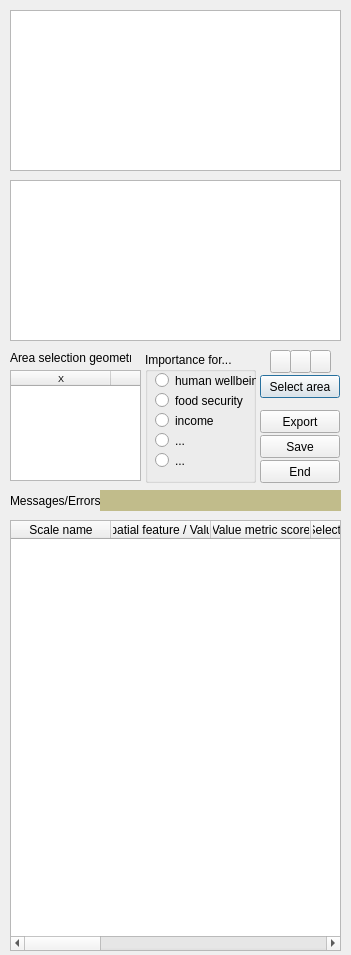
Qt form marine_values_dialog_base.ui (csiro-chris-m/marine_values) before a commit.
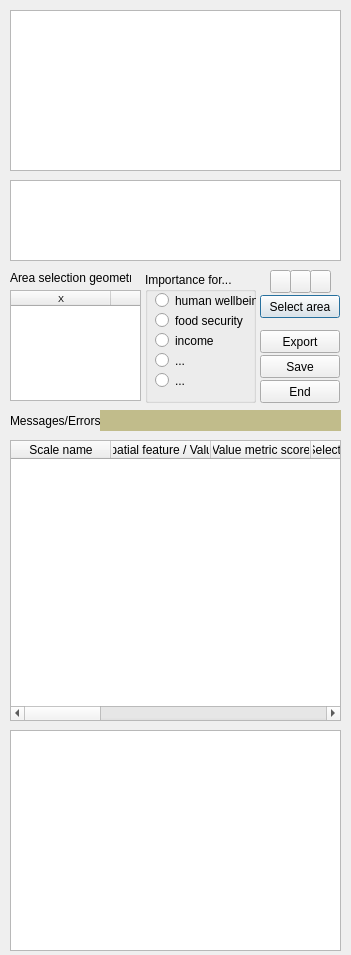
The same form after that commit.

The edit to the form file:
```diff
--- a/marine_values_dialog_base.ui
+++ b/marine_values_dialog_base.ui
@@ -23,7 +23,7 @@
    <property name="geometry">
     <rect>
      <x>100</x>
-     <y>490</y>
+     <y>410</y>
      <width>241</width>
      <height>21</height>
     </rect>
@@ -42,7 +42,7 @@
      <x>10</x>
      <y>180</y>
      <width>331</width>
-     <height>161</height>
+     <height>81</height>
     </rect>
    </property>
    <property name="sizePolicy">
@@ -71,7 +71,7 @@
    <property name="geometry">
     <rect>
      <x>260</x>
-     <y>460</y>
+     <y>380</y>
      <width>80</width>
      <height>23</height>
     </rect>
@@ -136,7 +136,7 @@
    <property name="geometry">
     <rect>
      <x>260</x>
-     <y>435</y>
+     <y>355</y>
      <width>80</width>
      <height>23</height>
     </rect>
@@ -155,7 +155,7 @@
    <property name="geometry">
     <rect>
      <x>10</x>
-     <y>493</y>
+     <y>413</y>
      <width>91</width>
      <height>16</height>
     </rect>
@@ -168,7 +168,7 @@
    <property name="geometry">
     <rect>
      <x>260</x>
-     <y>375</y>
+     <y>295</y>
      <width>80</width>
      <height>23</height>
     </rect>
@@ -184,7 +184,7 @@
    <property name="geometry">
     <rect>
      <x>145</x>
-     <y>352</y>
+     <y>272</y>
      <width>111</width>
      <height>131</height>
     </rect>
@@ -262,9 +262,9 @@
    <property name="geometry">
     <rect>
      <x>10</x>
-     <y>520</y>
+     <y>440</y>
      <width>331</width>
-     <height>431</height>
+     <height>281</height>
     </rect>
    </property>
    <property name="sizePolicy">
@@ -322,7 +322,7 @@
    <property name="geometry">
     <rect>
      <x>10</x>
-     <y>350</y>
+     <y>270</y>
      <width>121</width>
      <height>16</height>
     </rect>
@@ -335,7 +335,7 @@
    <property name="geometry">
     <rect>
      <x>10</x>
-     <y>370</y>
+     <y>290</y>
      <width>131</width>
      <height>111</height>
     </rect>
@@ -363,7 +363,7 @@
    <property name="geometry">
     <rect>
      <x>310</x>
-     <y>350</y>
+     <y>270</y>
      <width>21</width>
      <height>23</height>
     </rect>
@@ -379,7 +379,7 @@
    <property name="geometry">
     <rect>
      <x>270</x>
-     <y>350</y>
+     <y>270</y>
      <width>21</width>
      <height>23</height>
     </rect>
@@ -395,7 +395,7 @@
    <property name="geometry">
     <rect>
      <x>290</x>
-     <y>350</y>
+     <y>270</y>
      <width>21</width>
      <height>23</height>
     </rect>
@@ -411,7 +411,7 @@
    <property name="geometry">
     <rect>
      <x>260</x>
-     <y>410</y>
+     <y>330</y>
      <width>80</width>
      <height>23</height>
     </rect>
@@ -420,22 +420,16 @@
     <string>Export</string>
    </property>
   </widget>
-  <zorder>error</zorder>
-  <zorder>objectInfo</zorder>
-  <zorder>endButton</zorder>
-  <zorder>tableView</zorder>
-  <zorder>saveProject</zorder>
-  <zorder>label</zorder>
-  <zorder>rubberband</zorder>
-  <zorder>groupBox</zorder>
-  <zorder>tableWidgetDetail</zorder>
-  <zorder>label_4</zorder>
-  <zorder>tableViewRB</zorder>
-  <zorder>pushButtonPan</zorder>
-  <zorder>pushButtonZoomPlus</zorder>
-  <zorder>pushButtonZoomMinus</zorder>
-  <zorder>radioButtonIncome</zorder>
-  <zorder>pushButtonExport</zorder>
+  <widget class="QTableWidget" name="tableWidgetDetailCounts">
+   <property name="geometry">
+    <rect>
+     <x>10</x>
+     <y>730</y>
+     <width>331</width>
+     <height>221</height>
+    </rect>
+   </property>
+  </widget>
  </widget>
  <resources/>
  <connections/>
```
